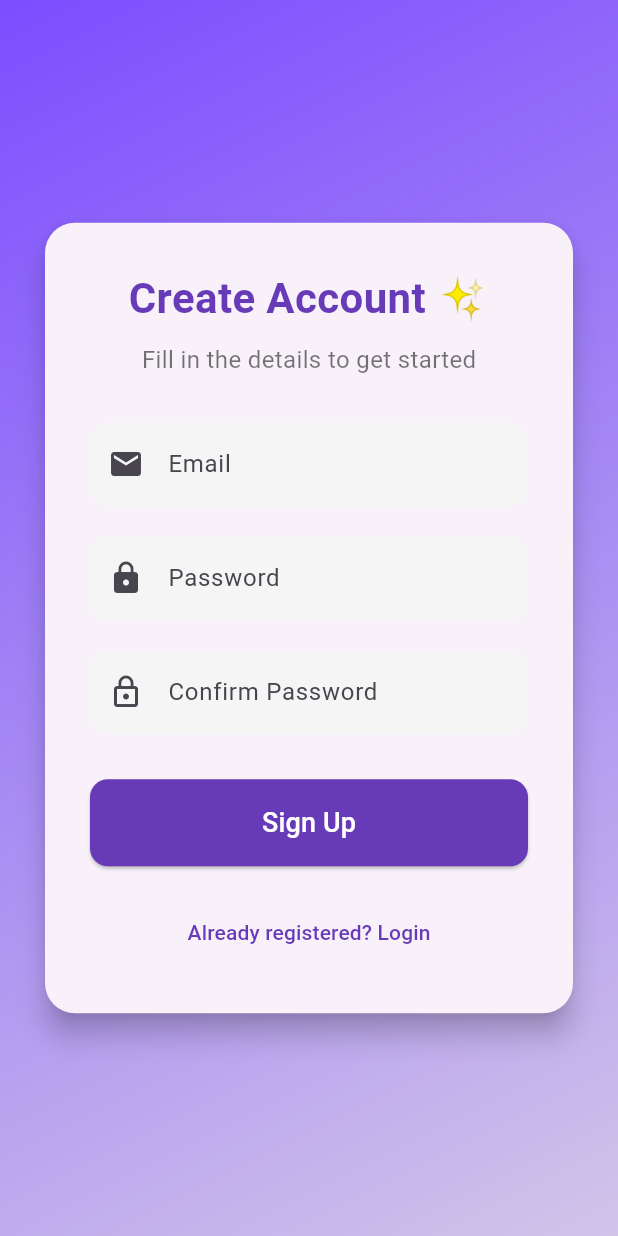
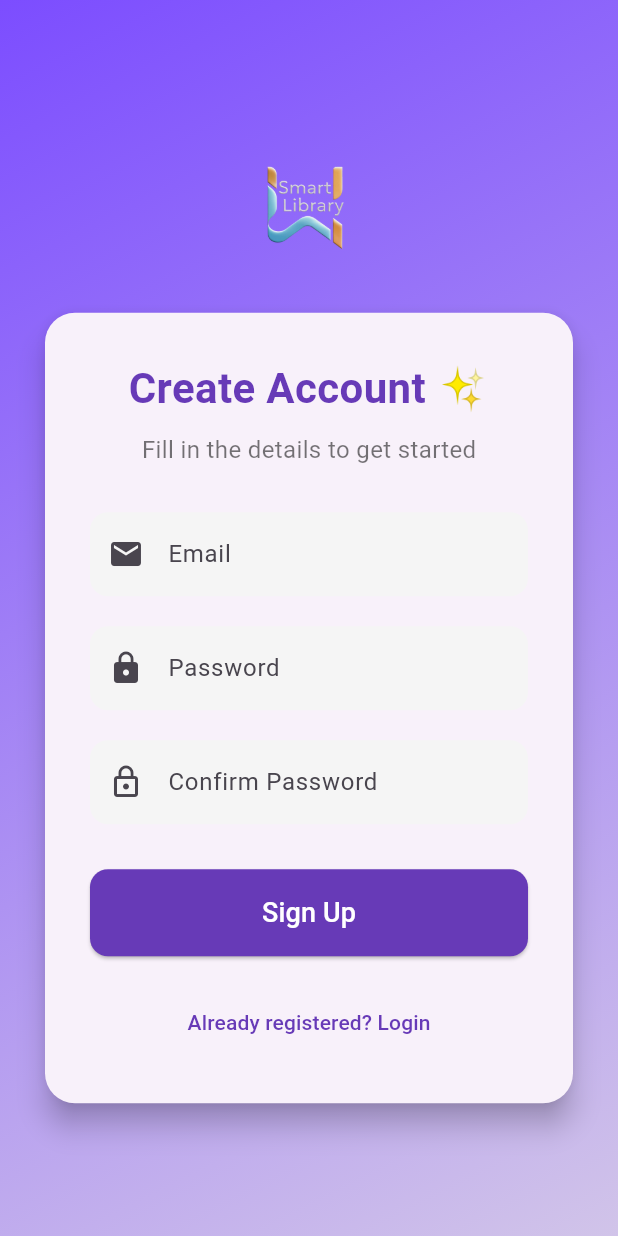
Before and after one commit to fasiehk/finallibb, a Flutter app: the screen it shows after launch, after a tap on "Don't have an account? Sign Up", on a phone screen of 412 x 824 dp. Run offline on Flutter 3.47's test engine with Material 3 defaults, Android fonts, the phone set to English and light mode, and no system bars; our stand-ins replace cached_network_image, supabase_flutter; accounts and stored records are empty; network calls fail.

Commit message:
Enhance login screen UI and implement homepage navigation

```diff
--- a/lib/main.dart
+++ b/lib/main.dart
@@ -1,6 +1,6 @@
 import 'package:flutter/material.dart';
 import 'package:supabase_flutter/supabase_flutter.dart';
-import 'screens/login_screen.dart';
+import 'screens/splash_screen.dart';
 
 void main() async {
   WidgetsFlutterBinding.ensureInitialized();
@@ -22,7 +22,7 @@ class MyApp extends StatelessWidget {
         colorScheme: ColorScheme.fromSeed(seedColor: Colors.deepPurple),
       ),
       debugShowCheckedModeBanner: false, // Hides the debug banner
-      home: const LoginScreen(),
+      home: const SplashScreen(), // Show the splash screen first
     );
   }
 }
--- a/lib/screens/explore_screen.dart
+++ b/lib/screens/explore_screen.dart
@@ -92,8 +92,9 @@ class _ExploreScreenState extends State<ExploreScreen> {
                 ElevatedButton(
                   onPressed: _searchBooks,
                   style: ElevatedButton.styleFrom(
-                    backgroundColor: Colors.deepPurple,
-                    padding: const EdgeInsets.symmetric(horizontal: 16),
+                  backgroundColor: Colors.deepPurple,
+                  padding: const EdgeInsets.symmetric(horizontal: 16),
+                  foregroundColor: Colors.white,
                   ),
                   child: const Text('Search'),
                 ),
--- a/lib/screens/login_screen.dart
+++ b/lib/screens/login_screen.dart
@@ -48,7 +48,15 @@ class _LoginScreenState extends State<LoginScreen> {
         ),
         child: Center(
           child: SingleChildScrollView(
-            child: Card(
+            child: Column(
+              children: [
+                Image.asset(
+                  'assets/logo.png',
+                  width: 100,
+                  height: 100,
+                ),
+                const SizedBox(height: 20),
+                Card(
                   elevation: 8,
                   shape: RoundedRectangleBorder(
                       borderRadius: BorderRadius.circular(20)),
@@ -133,6 +141,8 @@ class _LoginScreenState extends State<LoginScreen> {
                     ),
                   ),
                 ),
+              ],
+            ),
           ),
         ),
       ),
--- a/lib/screens/signup_screen.dart
+++ b/lib/screens/signup_screen.dart
@@ -65,7 +65,15 @@ class _SignupScreenState extends State<SignupScreen> {
         ),
         child: Center(
           child: SingleChildScrollView(
-            child: Card(
+            child: Column(
+              children: [
+                Image.asset(
+                  'assets/logo.png',
+                  width: 100,
+                  height: 100,
+                ),
+                const SizedBox(height: 20),
+                Card(
                   elevation: 8,
                   shape: RoundedRectangleBorder(
                       borderRadius: BorderRadius.circular(20)),
@@ -161,6 +169,8 @@ class _SignupScreenState extends State<SignupScreen> {
                     ),
                   ),
                 ),
+              ],
+            ),
           ),
         ),
       ),
--- /dev/null
+++ b/lib/screens/splash_screen.dart
@@ -0,0 +1,53 @@
+import 'package:flutter/material.dart';
+import 'login_screen.dart';
+
+class SplashScreen extends StatefulWidget {
+  const SplashScreen({super.key});
+
+  @override
+  State<SplashScreen> createState() => _SplashScreenState();
+}
+
+class _SplashScreenState extends State<SplashScreen> {
+  @override
+  void initState() {
+    super.initState();
+    _navigateToLogin();
+  }
+
+  void _navigateToLogin() async {
+    await Future.delayed(const Duration(seconds: 3)); // Wait for 3 seconds
+    Navigator.pushReplacement(
+      context,
+      MaterialPageRoute(builder: (context) => const LoginScreen()),
+    );
+  }
+
+  @override
+  Widget build(BuildContext context) {
+    return Scaffold(
+      backgroundColor: Colors.deepPurple,
+      body: Center(
+        child: Column(
+          mainAxisAlignment: MainAxisAlignment.center,
+          children: [
+            Image.asset(
+              'assets/logo.png',
+              width: 150,
+              height: 150,
+            ),
+            const SizedBox(height: 20),
+            const Text(
+              '',
+              style: TextStyle(
+                fontSize: 24,
+                fontWeight: FontWeight.bold,
+                color: Colors.white,
+              ),
+            ),
+          ],
+        ),
+      ),
+    );
+  }
+}
```
Also changed, not shown: pubspec.yaml (+3 -4 lines), assets/logo.png (added), lib/firebase_options.dart (added), 1872 other files. Lines whose indentation alone changed are shown as unchanged.
